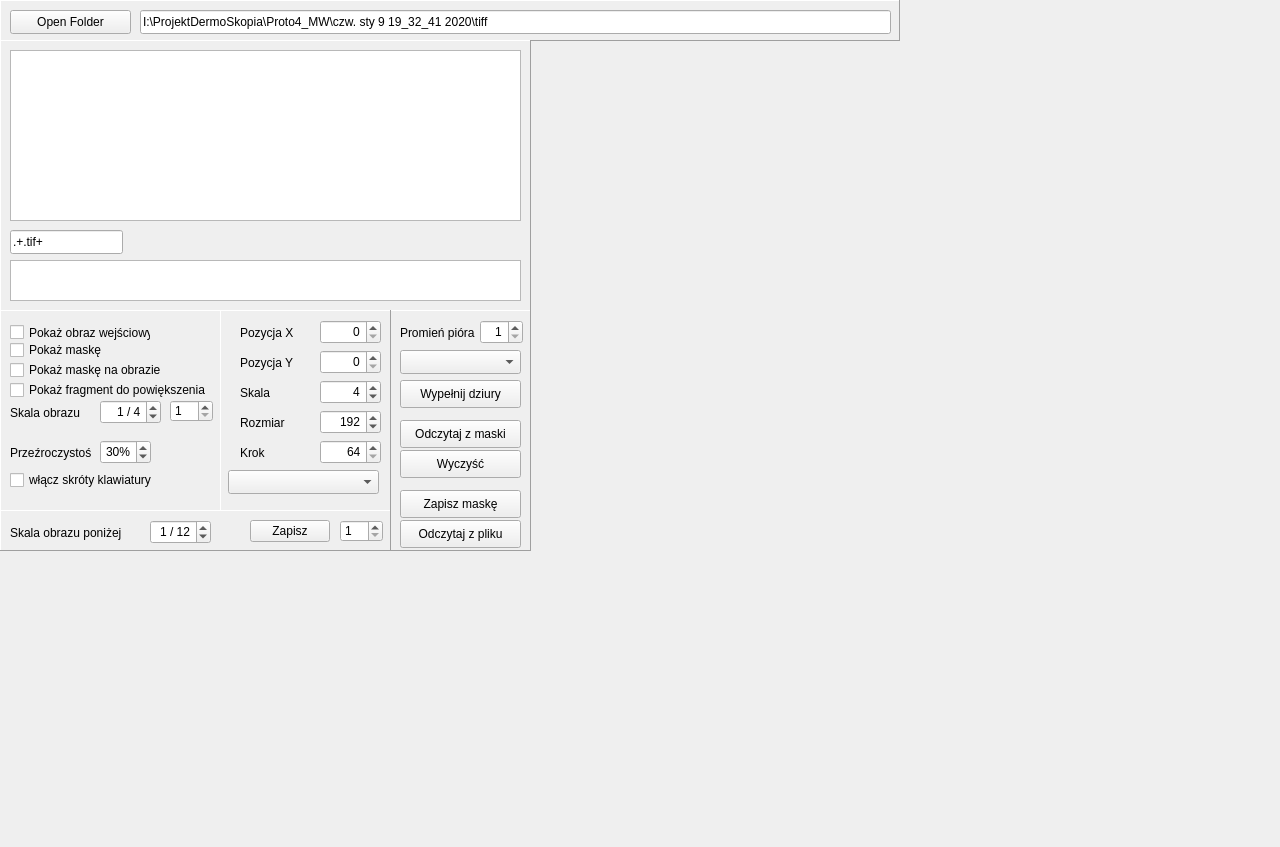
Old version of the form mainwindow.ui in the repository marcinkociolek/SkinLesionMarker.
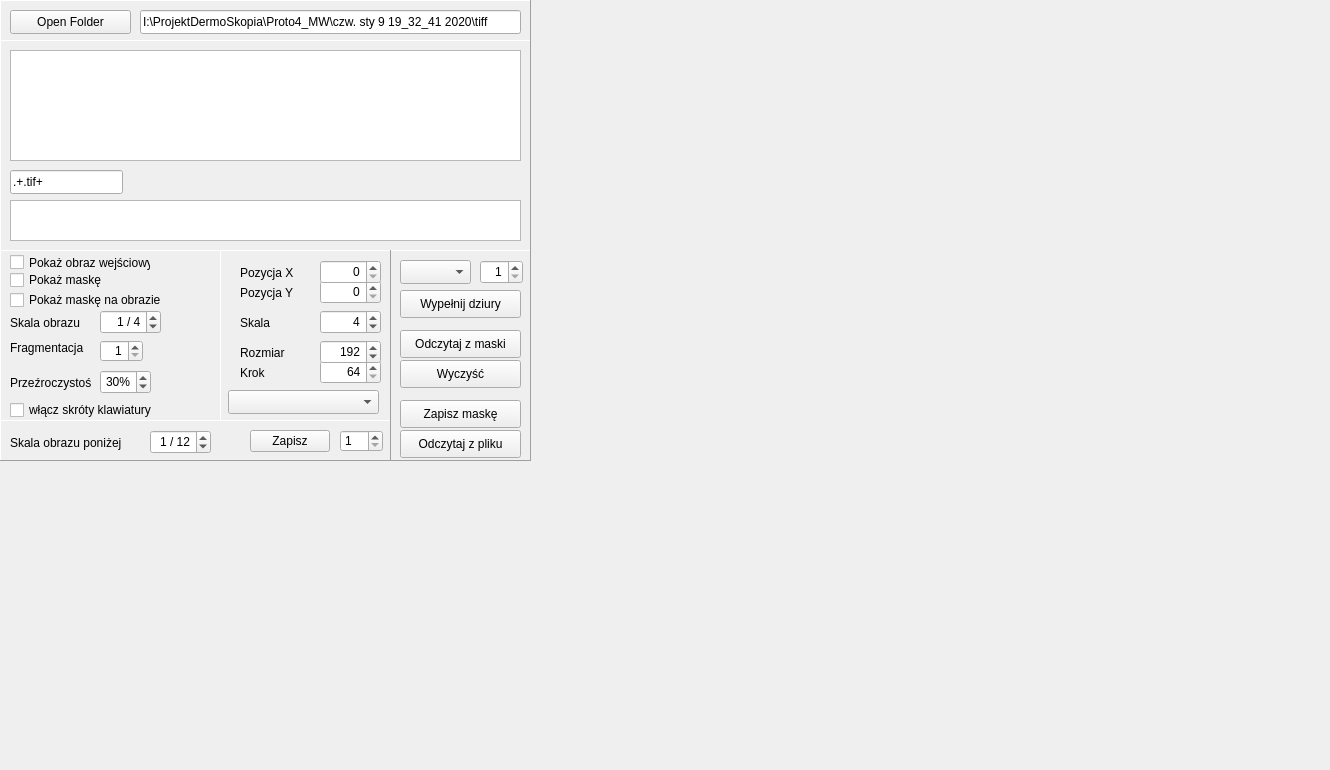
New version of the form. Custom widgets are drawn as their Qt base class.

Commit message: image fragmentation

Patch:
```diff
--- a/mainwindow.ui
+++ b/mainwindow.ui
@@ -6,8 +6,8 @@
    <rect>
     <x>0</x>
     <y>0</y>
-    <width>1280</width>
-    <height>847</height>
+    <width>1330</width>
+    <height>770</height>
    </rect>
   </property>
   <property name="windowTitle">
@@ -19,7 +19,7 @@
      <rect>
       <x>0</x>
       <y>0</y>
-      <width>900</width>
+      <width>531</width>
       <height>41</height>
      </rect>
     </property>
@@ -47,7 +47,7 @@
       <rect>
        <x>140</x>
        <y>10</y>
-       <width>751</width>
+       <width>381</width>
        <height>24</height>
       </rect>
      </property>
@@ -88,7 +88,7 @@
       <x>0</x>
       <y>40</y>
       <width>531</width>
-      <height>271</height>
+      <height>211</height>
      </rect>
     </property>
     <property name="frameShape">
@@ -101,7 +101,7 @@
      <property name="geometry">
       <rect>
        <x>10</x>
-       <y>190</y>
+       <y>130</y>
        <width>113</width>
        <height>24</height>
       </rect>
@@ -116,7 +116,7 @@
        <x>10</x>
        <y>10</y>
        <width>511</width>
-       <height>171</height>
+       <height>111</height>
       </rect>
      </property>
     </widget>
@@ -124,7 +124,7 @@
      <property name="geometry">
       <rect>
        <x>10</x>
-       <y>220</y>
+       <y>160</y>
        <width>511</width>
        <height>41</height>
       </rect>
@@ -135,9 +135,9 @@
     <property name="geometry">
      <rect>
       <x>0</x>
-      <y>310</y>
+      <y>250</y>
       <width>221</width>
-      <height>201</height>
+      <height>171</height>
      </rect>
     </property>
     <property name="frameShape">
@@ -166,7 +166,7 @@
      <property name="geometry">
       <rect>
        <x>10</x>
-       <y>10</y>
+       <y>0</y>
        <width>141</width>
        <height>25</height>
       </rect>
@@ -182,7 +182,7 @@
      <property name="geometry">
       <rect>
        <x>10</x>
-       <y>90</y>
+       <y>60</y>
        <width>71</width>
        <height>25</height>
       </rect>
@@ -195,7 +195,7 @@
      <property name="geometry">
       <rect>
        <x>100</x>
-       <y>90</y>
+       <y>60</y>
        <width>61</width>
        <height>24</height>
       </rect>
@@ -252,7 +252,7 @@
      <property name="geometry">
       <rect>
        <x>10</x>
-       <y>30</y>
+       <y>20</y>
        <width>121</width>
        <height>20</height>
       </rect>
@@ -264,27 +264,11 @@
       <bool>false</bool>
      </property>
     </widget>
-    <widget class="QCheckBox" name="checkBoxShowTileOnImage">
-     <property name="geometry">
-      <rect>
-       <x>10</x>
-       <y>70</y>
-       <width>201</width>
-       <height>20</height>
-      </rect>
-     </property>
-     <property name="text">
-      <string>Pokaż fragment do powiększenia</string>
-     </property>
-     <property name="checked">
-      <bool>false</bool>
-     </property>
-    </widget>
     <widget class="QLabel" name="labelTransparency">
      <property name="geometry">
       <rect>
        <x>10</x>
-       <y>130</y>
+       <y>120</y>
        <width>81</width>
        <height>25</height>
       </rect>
@@ -297,7 +281,7 @@
      <property name="geometry">
       <rect>
        <x>100</x>
-       <y>130</y>
+       <y>120</y>
        <width>51</width>
        <height>24</height>
       </rect>
@@ -322,7 +306,7 @@
      <property name="geometry">
       <rect>
        <x>10</x>
-       <y>50</y>
+       <y>40</y>
        <width>171</width>
        <height>20</height>
       </rect>
@@ -338,7 +322,7 @@
      <property name="geometry">
       <rect>
        <x>10</x>
-       <y>160</y>
+       <y>150</y>
        <width>171</width>
        <height>20</height>
       </rect>
@@ -350,12 +334,15 @@
     <widget class="QSpinBox" name="spinBoxImPartition">
      <property name="geometry">
       <rect>
-       <x>170</x>
+       <x>100</x>
        <y>90</y>
        <width>43</width>
        <height>22</height>
       </rect>
      </property>
+     <property name="alignment">
+      <set>Qt::AlignRight|Qt::AlignTrailing|Qt::AlignVCenter</set>
+     </property>
      <property name="minimum">
       <number>1</number>
      </property>
@@ -363,12 +350,25 @@
       <number>5</number>
      </property>
     </widget>
+    <widget class="QLabel" name="labelFragmentationLevel">
+     <property name="geometry">
+      <rect>
+       <x>10</x>
+       <y>90</y>
+       <width>91</width>
+       <height>16</height>
+      </rect>
+     </property>
+     <property name="text">
+      <string>Fragmentacja</string>
+     </property>
+    </widget>
    </widget>
    <widget class="MyImageWidget" name="widgetImage" native="true">
     <property name="geometry">
      <rect>
       <x>530</x>
-      <y>40</y>
+      <y>0</y>
       <width>120</width>
       <height>80</height>
      </rect>
@@ -390,9 +390,9 @@
     <property name="geometry">
      <rect>
       <x>390</x>
-      <y>310</y>
+      <y>250</y>
       <width>141</width>
-      <height>241</height>
+      <height>211</height>
      </rect>
     </property>
     <property name="frameShape">
@@ -401,19 +401,6 @@
     <property name="frameShadow">
      <enum>QFrame::Raised</enum>
     </property>
-    <widget class="QLabel" name="labelPenSize">
-     <property name="geometry">
-      <rect>
-       <x>10</x>
-       <y>10</y>
-       <width>81</width>
-       <height>25</height>
-      </rect>
-     </property>
-     <property name="text">
-      <string>Promień pióra</string>
-     </property>
-    </widget>
     <widget class="QSpinBox" name="spinBoxPenSize">
      <property name="geometry">
       <rect>
@@ -440,7 +427,7 @@
      <property name="geometry">
       <rect>
        <x>10</x>
-       <y>70</y>
+       <y>40</y>
        <width>121</width>
        <height>28</height>
       </rect>
@@ -453,7 +440,7 @@
      <property name="geometry">
       <rect>
        <x>10</x>
-       <y>140</y>
+       <y>110</y>
        <width>121</width>
        <height>28</height>
       </rect>
@@ -466,7 +453,7 @@
      <property name="geometry">
       <rect>
        <x>10</x>
-       <y>110</y>
+       <y>80</y>
        <width>121</width>
        <height>28</height>
       </rect>
@@ -495,7 +482,7 @@
      <property name="geometry">
       <rect>
        <x>10</x>
-       <y>180</y>
+       <y>150</y>
        <width>121</width>
        <height>28</height>
       </rect>
@@ -508,7 +495,7 @@
      <property name="geometry">
       <rect>
        <x>10</x>
-       <y>210</y>
+       <y>180</y>
        <width>121</width>
        <height>28</height>
       </rect>
@@ -521,8 +508,8 @@
      <property name="geometry">
       <rect>
        <x>10</x>
-       <y>40</y>
-       <width>121</width>
+       <y>10</y>
+       <width>71</width>
        <height>24</height>
       </rect>
      </property>
@@ -532,9 +519,9 @@
     <property name="geometry">
      <rect>
       <x>220</x>
-      <y>310</y>
+      <y>250</y>
       <width>171</width>
-      <height>201</height>
+      <height>171</height>
      </rect>
     </property>
     <property name="frameShape">
@@ -547,7 +534,7 @@
      <property name="geometry">
       <rect>
        <x>8</x>
-       <y>160</y>
+       <y>140</y>
        <width>151</width>
        <height>24</height>
       </rect>
@@ -562,7 +549,7 @@
      <property name="geometry">
       <rect>
        <x>100</x>
-       <y>40</y>
+       <y>30</y>
        <width>61</width>
        <height>24</height>
       </rect>
@@ -584,7 +571,7 @@
      <property name="geometry">
       <rect>
        <x>20</x>
-       <y>130</y>
+       <y>110</y>
        <width>41</width>
        <height>25</height>
       </rect>
@@ -597,7 +584,7 @@
      <property name="geometry">
       <rect>
        <x>20</x>
-       <y>40</y>
+       <y>30</y>
        <width>61</width>
        <height>25</height>
       </rect>
@@ -610,7 +597,7 @@
      <property name="geometry">
       <rect>
        <x>100</x>
-       <y>70</y>
+       <y>60</y>
        <width>61</width>
        <height>24</height>
       </rect>
@@ -648,7 +635,7 @@
      <property name="geometry">
       <rect>
        <x>20</x>
-       <y>70</y>
+       <y>60</y>
        <width>51</width>
        <height>25</height>
       </rect>
@@ -683,7 +670,7 @@
      <property name="geometry">
       <rect>
        <x>100</x>
-       <y>130</y>
+       <y>110</y>
        <width>61</width>
        <height>24</height>
       </rect>
@@ -708,7 +695,7 @@
      <property name="geometry">
       <rect>
        <x>20</x>
-       <y>100</y>
+       <y>90</y>
        <width>61</width>
        <height>25</height>
       </rect>
@@ -721,7 +708,7 @@
      <property name="geometry">
       <rect>
        <x>100</x>
-       <y>100</y>
+       <y>90</y>
        <width>61</width>
        <height>24</height>
       </rect>
@@ -747,7 +734,7 @@
     <property name="geometry">
      <rect>
       <x>0</x>
-      <y>510</y>
+      <y>420</y>
       <width>391</width>
       <height>41</height>
      </rect>
@@ -827,7 +814,7 @@
     <property name="geometry">
      <rect>
       <x>0</x>
-      <y>550</y>
+      <y>460</y>
       <width>120</width>
       <height>80</height>
      </rect>
```
Left out of the diff: 2 changed lines with no effect on the pictures. The commit also changes 2 other files.
